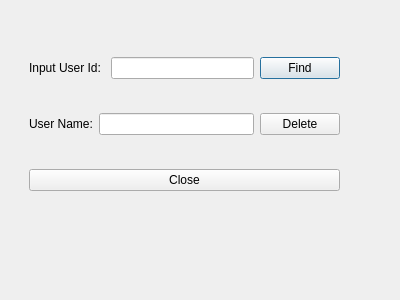
Old version of the form CS106_QT_APP/UI_files/deleteusers.ui in the repository jazman43/CS106_QT6_APP.
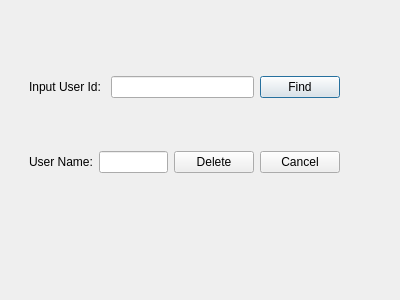
New version of the form.

Patch:
```diff
--- a/CS106_QT_APP/UI_files/deleteusers.ui
+++ b/CS106_QT_APP/UI_files/deleteusers.ui
@@ -63,14 +63,14 @@
         </property>
        </widget>
       </item>
-     </layout>
-    </item>
     <item>
-     <widget class="QPushButton" name="pushButton">
+       <widget class="QPushButton" name="pushButton_cancel">
       <property name="text">
-       <string>Close</string>
-      </property>
-     </widget>
+         <string>Cancel</string>
+        </property>
+       </widget>
+      </item>
+     </layout>
     </item>
    </layout>
   </widget>
```
Lines whose indentation alone changed are shown as unchanged.
